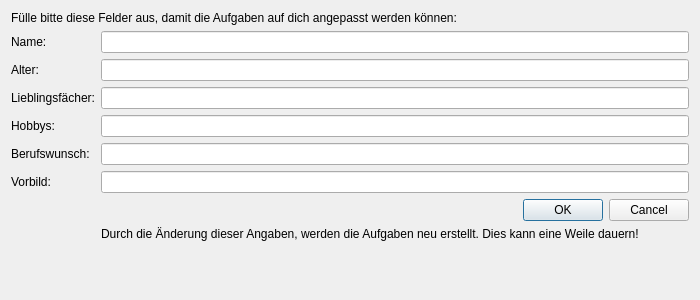
First picture: the form in learn_java/view/dialog_preferences.ui, repository amgoebel/masterthesis-learn_java, before the edit.
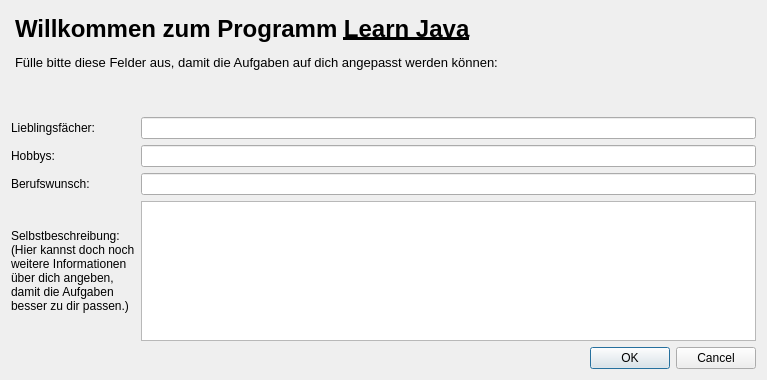
Second picture: the form after the edit.

What changed in the file:
```diff
--- a/learn_java/view/dialog_preferences.ui
+++ b/learn_java/view/dialog_preferences.ui
@@ -6,8 +6,8 @@
    <rect>
     <x>0</x>
     <y>0</y>
-    <width>700</width>
-    <height>300</height>
+    <width>767</width>
+    <height>380</height>
    </rect>
   </property>
   <property name="sizePolicy">
@@ -19,85 +19,56 @@
   <property name="windowTitle">
    <string>Persönliche Informationen</string>
   </property>
-  <layout class="QVBoxLayout" name="verticalLayout">
-   <item>
-    <layout class="QFormLayout" name="formLayout">
+  <layout class="QGridLayout" name="gridLayout">
      <item row="0" column="0" colspan="2">
-      <widget class="QLabel" name="l_Vorlieben">
+    <widget class="QTextEdit" name="tE_title">
        <property name="sizePolicy">
-        <sizepolicy hsizetype="Preferred" vsizetype="Preferred">
+      <sizepolicy hsizetype="Expanding" vsizetype="Fixed">
          <horstretch>0</horstretch>
          <verstretch>0</verstretch>
         </sizepolicy>
        </property>
        <property name="minimumSize">
         <size>
-         <width>510</width>
-         <height>0</height>
+       <width>0</width>
+       <height>100</height>
         </size>
        </property>
        <property name="maximumSize">
         <size>
-         <width>16777212</width>
-         <height>16777215</height>
-        </size>
-       </property>
+       <width>16777215</width>
+       <height>100</height>
+      </size>
+     </property>
+     <property name="styleSheet">
+      <string notr="true">background: transparent;
+border: none;
+</string>
+     </property>
        <property name="locale">
         <locale language="German" country="Germany"/>
        </property>
-       <property name="text">
-        <string>Fülle bitte diese Felder aus, damit die Aufgaben auf dich angepasst werden können:</string>
+     <property name="readOnly">
+      <bool>true</bool>
+     </property>
+     <property name="html">
+      <string>&lt;!DOCTYPE HTML PUBLIC &quot;-//W3C//DTD HTML 4.0//EN&quot; &quot;http://www.w3.org/TR/REC-html40/strict.dtd&quot;&gt;
+&lt;html&gt;&lt;head&gt;&lt;meta name=&quot;qrichtext&quot; content=&quot;1&quot; /&gt;&lt;style type=&quot;text/css&quot;&gt;
+p, li { white-space: pre-wrap; }
+&lt;/style&gt;&lt;/head&gt;&lt;body style=&quot; font-family:'Noto Sans'; font-size:10pt; font-weight:400; font-style:normal;&quot;&gt;
+&lt;h1 style=&quot; margin-top:18px; margin-bottom:12px; margin-left:0px; margin-right:0px; -qt-block-indent:0; text-indent:0px;&quot;&gt;&lt;span style=&quot; font-size:xx-large; font-weight:600;&quot;&gt;Willkommen zum Programm &lt;/span&gt;&lt;span style=&quot; font-size:xx-large; font-weight:600; text-decoration: underline;&quot;&gt;Learn Java&lt;/span&gt;&lt;/h1&gt;
+&lt;p style=&quot; margin-top:12px; margin-bottom:12px; margin-left:0px; margin-right:0px; -qt-block-indent:0; text-indent:0px;&quot;&gt;Fülle bitte diese Felder aus, damit die Aufgaben auf dich angepasst werden können:&lt;/p&gt;&lt;/body&gt;&lt;/html&gt;</string>
        </property>
       </widget>
      </item>
      <item row="1" column="0">
-      <widget class="QLabel" name="l_Name">
-       <property name="text">
-        <string>Name:</string>
-       </property>
-      </widget>
-     </item>
-     <item row="1" column="1">
-      <widget class="QLineEdit" name="lE_Name">
-       <property name="minimumSize">
-        <size>
-         <width>500</width>
-         <height>0</height>
-        </size>
-       </property>
-       <property name="locale">
-        <locale language="German" country="Germany"/>
-       </property>
-      </widget>
-     </item>
-     <item row="2" column="0">
-      <widget class="QLabel" name="l_Alter">
-       <property name="text">
-        <string>Alter:</string>
-       </property>
-      </widget>
-     </item>
-     <item row="2" column="1">
-      <widget class="QLineEdit" name="lE_Alter">
-       <property name="minimumSize">
-        <size>
-         <width>500</width>
-         <height>0</height>
-        </size>
-       </property>
-       <property name="locale">
-        <locale language="German" country="Germany"/>
-       </property>
-      </widget>
-     </item>
-     <item row="3" column="0">
       <widget class="QLabel" name="l_Fach">
        <property name="text">
         <string>Lieblingsfächer:</string>
        </property>
       </widget>
      </item>
-     <item row="3" column="1">
+   <item row="1" column="1">
       <widget class="QLineEdit" name="lE_Fach">
        <property name="minimumSize">
         <size>
@@ -110,14 +81,14 @@
        </property>
       </widget>
      </item>
-     <item row="4" column="0">
+   <item row="2" column="0">
       <widget class="QLabel" name="l_Hobbys">
        <property name="text">
         <string>Hobbys:</string>
        </property>
       </widget>
      </item>
-     <item row="4" column="1">
+   <item row="2" column="1">
       <widget class="QLineEdit" name="lE_Hobbys">
        <property name="minimumSize">
         <size>
@@ -130,14 +101,14 @@
        </property>
       </widget>
      </item>
-     <item row="5" column="0">
+   <item row="3" column="0">
       <widget class="QLabel" name="l_Beruf">
        <property name="text">
         <string>Berufswunsch:</string>
        </property>
       </widget>
      </item>
-     <item row="5" column="1">
+   <item row="3" column="1">
       <widget class="QLineEdit" name="lE_Beruf">
        <property name="minimumSize">
         <size>
@@ -150,34 +121,22 @@
        </property>
       </widget>
      </item>
-     <item row="6" column="0">
-      <widget class="QLabel" name="l_Vorbild">
+   <item row="4" column="0">
+    <widget class="QLabel" name="l_Sonstiges">
        <property name="text">
-        <string>Vorbild:</string>
+      <string>Selbstbeschreibung:
+(Hier kannst doch noch
+weitere Informationen
+über dich angeben,
+damit die Aufgaben
+besser zu dir passen.)</string>
        </property>
       </widget>
      </item>
-     <item row="6" column="1">
-      <widget class="QLineEdit" name="lE_Vorbild">
-       <property name="minimumSize">
-        <size>
-         <width>500</width>
-         <height>0</height>
-        </size>
-       </property>
-       <property name="locale">
-        <locale language="German" country="Germany"/>
-       </property>
-      </widget>
-     </item>
-     <item row="8" column="1">
-      <widget class="QLabel" name="l_note">
-       <property name="text">
-        <string>Durch die Änderung dieser Angaben, werden die Aufgaben neu erstellt. Dies kann eine Weile dauern!</string>
-       </property>
-      </widget>
-     </item>
-     <item row="7" column="1">
+   <item row="4" column="1">
+    <widget class="QPlainTextEdit" name="pTE_Sonstiges"/>
+   </item>
+   <item row="5" column="1">
       <widget class="QDialogButtonBox" name="buttonBox">
        <property name="orientation">
         <enum>Qt::Horizontal</enum>
@@ -186,8 +145,6 @@
         <set>QDialogButtonBox::Cancel|QDialogButtonBox::Ok</set>
        </property>
       </widget>
-     </item>
-    </layout>
    </item>
   </layout>
  </widget>
```
Lines whose indentation alone changed are shown as unchanged.
